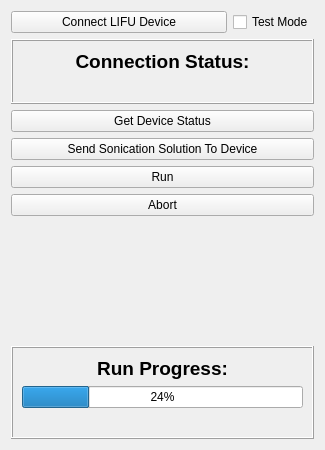
This is OpenLIFUSonicationControl/Resources/UI/OpenLIFUSonicationControl.ui in OpenwaterHealth/SlicerOpenLIFU as Qt 5 draws it before an edit. The edited form follows.
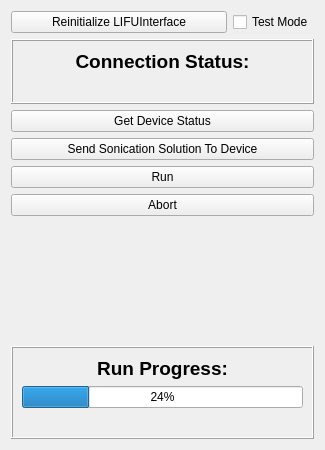
This is the edited form. Custom widgets are drawn as their Qt base class.

Commit message: Improve variable naming conventions (#140)

```diff
--- a/OpenLIFUSonicationControl/Resources/UI/OpenLIFUSonicationControl.ui
+++ b/OpenLIFUSonicationControl/Resources/UI/OpenLIFUSonicationControl.ui
@@ -22,7 +22,7 @@
         </sizepolicy>
        </property>
        <property name="text">
-        <string>Connect LIFU Device</string>
+        <string>Reinitialize LIFUInterface</string>
        </property>
       </widget>
      </item>
```
Left out of the diff: 2 changed lines with no effect on the pictures. The commit also changes 1 other file.
